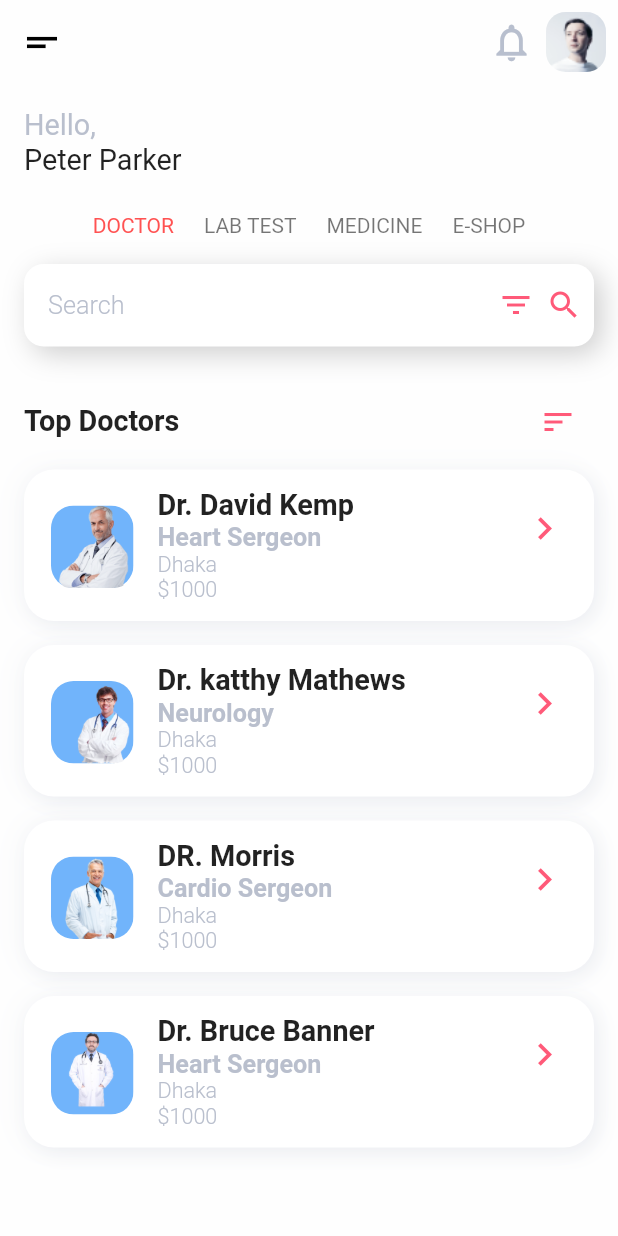
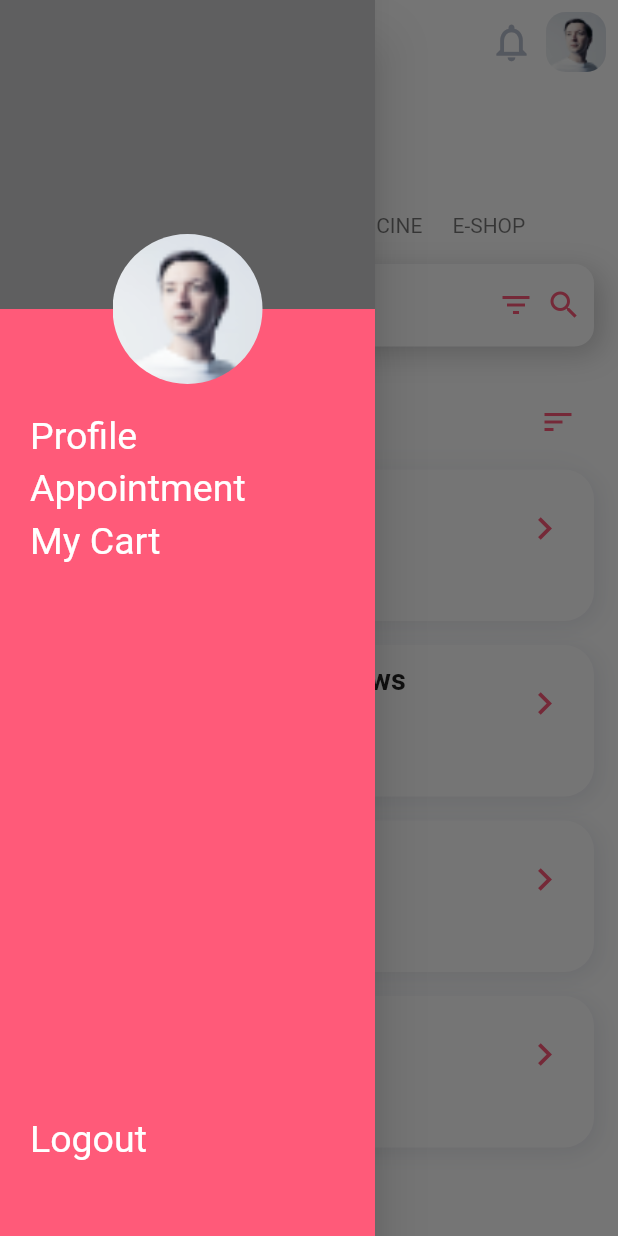
Before and after one commit to TheAlphamerc/flutter_healthcare_app, a Flutter app: the HomePage screen opened by its route, with the side drawer open (before the commit the screen has no drawer), on a phone screen of 412 x 824 dp. Run offline on Flutter 3.47's test engine with Material 2 defaults, Android fonts, the phone set to English and light mode, and no system bars; our stand-ins replace geolocator; missing offline and left inert: geocoder.

Commit message:
navigation drawer UI doen in home page

```diff
--- a/lib/src/pages/home_page.dart
+++ b/lib/src/pages/home_page.dart
@@ -7,6 +7,7 @@ import 'package:flutter_healthcare_app/src/theme/extention.dart';
 import 'package:flutter_healthcare_app/src/theme/light_color.dart';
 import 'package:flutter_healthcare_app/src/theme/text_styles.dart';
 import 'package:flutter_healthcare_app/src/theme/theme.dart';
+import 'package:flutter_healthcare_app/src/widgets/DrawerWidget.dart';
 
 import '../theme/light_color.dart';
 import '../theme/light_color.dart';
@@ -25,6 +26,9 @@ class _HomePageState extends State<HomePage> {
   var selectedField = 'Near by';
   var isSelectFilter = false;
 
+  final GlobalKey<ScaffoldState> _scaffoldKey_home =
+  new GlobalKey<ScaffoldState>();
+
   @override
   void initState() {
     doctorDataList = doctorMapList.map((x) => DoctorModel.fromJson(x)).toList();
@@ -35,10 +39,15 @@ class _HomePageState extends State<HomePage> {
     return AppBar(
       elevation: 0,
       backgroundColor: Theme.of(context).backgroundColor,
-      leading: Icon(
-        Icons.short_text,
-        size: 30,
-        color: Colors.black,
+      leading: GestureDetector(
+        onTap: (){
+          _scaffoldKey_home.currentState.openDrawer();
+        },
+        child: Icon(
+          Icons.short_text,
+          size: 30,
+          color: Colors.black,
+        ),
       ),
       actions: <Widget>[
         Icon(
@@ -513,6 +522,10 @@ class _HomePageState extends State<HomePage> {
     return Scaffold(
       appBar: _appBar(),
       backgroundColor: Theme.of(context).backgroundColor,
+        key: _scaffoldKey_home,
+        drawer: DrawerWidget(
+          scaffoldKey: _scaffoldKey_home,
+        ),
       body: CustomScrollView(
         slivers: <Widget>[
           SliverList(
--- a/lib/src/theme/light_color.dart
+++ b/lib/src/theme/light_color.dart
@@ -25,5 +25,8 @@ class LightColor {
 
   static const Color black = Color(0xff20262C);
   static const Color lightblack = Color(0xff5F5F60);
-  static const Color themered = Color(0xffff5A79); //FF5A79
+  static const Color themered = Color(0xffff5A79);
+
+  static const Color white = Color(0xffffffff);
+//FF5A79
 }
--- /dev/null
+++ b/lib/src/widgets/drawerWidget.dart
@@ -0,0 +1,105 @@
+import 'package:flutter/cupertino.dart';
+import 'package:flutter/material.dart';
+import 'package:flutter_healthcare_app/src/theme/light_color.dart';
+import 'package:flutter_healthcare_app/src/theme/text_styles.dart';
+
+class DrawerWidget extends StatefulWidget {
+  final GlobalKey<ScaffoldState> scaffoldKey;
+
+  const DrawerWidget({Key key, this.scaffoldKey}) : super(key: key);
+
+  @override
+  _DrawerWidgetState createState() => _DrawerWidgetState();
+}
+
+class _DrawerWidgetState extends State<DrawerWidget> {
+  @override
+  Widget build(BuildContext context) {
+    return Container(
+      width: 250,
+      child: Drawer(
+        child: Container(
+          width: MediaQuery.of(context).size.width,
+          child: Stack(
+            children: [
+              Container(
+                height: MediaQuery.of(context).size.height/4,
+                color: LightColor.lightblack,
+              ),
+              Positioned(
+                top: MediaQuery.of(context).size.height/4,
+                width: MediaQuery.of(context).size.width,
+                child: Container(
+                    height: MediaQuery.of(context).size.height,
+                    color: LightColor.themered,
+                  child: Padding(
+                    padding: const EdgeInsets.only(top:70.0,left:20),
+                    child: Column(
+                      crossAxisAlignment: CrossAxisAlignment.start,
+                      children: [
+                        Text(
+                          'Profile',
+                          style: TextStyle(
+                            color: LightColor.white,
+                            fontSize: 25,
+                          ),
+                        ),
+
+                        Padding(
+                          padding: const EdgeInsets.only(top:6.0,bottom:6.0),
+                          child: Text(
+                            'Appointment',
+                            style: TextStyle(
+                                color: LightColor.white,
+                                fontSize: 25,
+                            ),
+                          ),
+                        ),
+                        Text(
+                          'My Cart',
+                          style: TextStyle(
+                              color: LightColor.white,
+                              fontSize: 25,
+                          ),
+                        ),
+
+
+                      ],
+                    ),
+                  ),
+
+                ),
+              ),
+              Positioned(
+                top: MediaQuery.of(context).size.height/4 - 50,
+                  child: SizedBox(
+                  width: 250,
+                    child: Align(
+                      alignment: Alignment.center,
+                      child: ClipRRect(
+                        borderRadius: BorderRadius.all(Radius.circular(100)),
+                        child: Image.asset('assets/user.png',
+                            fit: BoxFit.fill,
+                        height: 100,
+                        width: 100,),
+                      ),
+                    ),
+                  )),
+              Positioned(
+                bottom: 50,
+                left: 20,
+                child: Text(
+                  'Logout',
+                  style: TextStyle(
+                    color: LightColor.white,
+                    fontSize: 25,
+                  ),
+                ),
+              ),
+            ],
+          ),
+        ),
+      ),
+    );
+  }
+}
```
